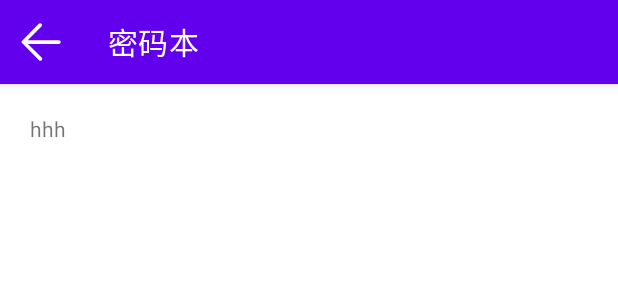
After one commit to Daniel-Why/MyPassWord, an Android app: the layout activity_notebook.xml on its own in the app's theme, with its tools: preview values and no code run, on a phone screen of 412 x 824 dp. The commit adds this screen. Shown: the top 300 px of the screen. Run offline under Robolectric (Android 15) with nearby library versions, the phone set to English and light mode, and no system bars.

Commit message:
- 新增密码本页面 - 修改登录页面为认证页面，在不同页面转跳时均可使用认证页面进行密码认证

```diff
--- a/app/src/main/AndroidManifest.xml
+++ b/app/src/main/AndroidManifest.xml
@@ -12,7 +12,11 @@
         android:roundIcon="@mipmap/ic_launcher_round"
         android:supportsRtl="true"
         android:theme="@style/Theme.MyPassWord"
-        tools:targetApi="31">
+        tools:targetApi="31"
+        android:name=".GlobalApplication">
+        <activity
+            android:name=".NotebookActivity"
+            android:exported="false" />
         <activity
             android:name=".ChangePwdActivity"
             android:exported="true" />
--- a/app/src/main/java/dan/fatzero/mypassword/MainActivity.java
+++ b/app/src/main/java/dan/fatzero/mypassword/MainActivity.java
@@ -3,6 +3,7 @@ package dan.fatzero.mypassword;
 import android.content.ContentValues;
 import android.content.Context;
 import android.content.Intent;
+import android.content.SharedPreferences;
 import android.database.Cursor;
 import android.database.sqlite.SQLiteDatabase;
 import android.os.Bundle;
@@ -33,6 +34,9 @@ public class MainActivity extends AppCompatActivity {
         TextInputLayout confirm_pwd_layout = (TextInputLayout) findViewById(R.id.confirm_pwd_layout);
 
         baseFunc = new BaseFunction();
+
+
+        baseFunc.share_jump_target(0);//将当前页面位置置为0
 
         dbHelper = new MyDatabaseHelper(this,"UserPwd.dp",null,1);
         dbHelper.getWritableDatabase();
--- a/app/src/main/res/layout/activity_login.xml
+++ b/app/src/main/res/layout/activity_login.xml
@@ -11,7 +11,7 @@
         android:layout_width="wrap_content"
         android:layout_height="wrap_content"
         android:layout_marginBottom="8sp"
-        android:text="密方个人密码生成软件"
+        android:text="密码验证"
         android:layout_gravity="center_horizontal"
         android:textColor="@color/purple_500"/>
     <com.google.android.material.textfield.TextInputLayout
@@ -35,7 +35,7 @@
         android:id="@+id/login_button"
         android:layout_width="wrap_content"
         android:layout_height="wrap_content"
-        android:text="登录"
+        android:text="认证"
         android:layout_gravity="center"/>
 
 
--- /dev/null
+++ b/app/src/main/res/layout/activity_notebook.xml
@@ -0,0 +1,49 @@
+<?xml version="1.0" encoding="utf-8"?>
+<androidx.coordinatorlayout.widget.CoordinatorLayout xmlns:android="http://schemas.android.com/apk/res/android"
+    xmlns:app="http://schemas.android.com/apk/res-auto"
+    xmlns:tools="http://schemas.android.com/tools"
+    android:layout_width="match_parent"
+    android:layout_height="match_parent"
+    tools:context=".ChangePwdActivity">
+
+
+    <com.google.android.material.appbar.AppBarLayout
+        android:layout_width="match_parent"
+        android:layout_height="wrap_content"
+        android:id="@+id/appbarLayout">
+
+        <com.google.android.material.appbar.MaterialToolbar
+            android:id="@+id/topAppBar_noteBook"
+            android:layout_width="match_parent"
+            android:layout_height="?attr/actionBarSize"
+            app:title="密码本"
+            app:navigationIcon="@drawable/ic_back_android"
+            android:theme="@style/ThemeOverlay.AppCompat.Dark.ActionBar"
+            app:popupTheme="@style/ThemeOverlay.AppCompat.Light"/>
+
+    </com.google.android.material.appbar.AppBarLayout>
+
+    <!-- Note: A RecyclerView can also be used -->
+    <androidx.core.widget.NestedScrollView
+        android:layout_width="match_parent"
+        android:layout_height="match_parent"
+        app:layout_behavior="@string/appbar_scrolling_view_behavior">
+
+        <LinearLayout
+            android:layout_width="match_parent"
+            android:layout_height="match_parent"
+            android:orientation="vertical"
+            tools:context=".MainActivity"
+            android:gravity="center_vertical"
+            android:layout_margin="20sp">
+        <TextView
+        android:layout_width="match_parent"
+        android:layout_height="match_parent"
+        android:text="hhh"
+        />
+
+        </LinearLayout>
+
+    </androidx.core.widget.NestedScrollView>
+
+</androidx.coordinatorlayout.widget.CoordinatorLayout>
```
Also changed, not shown: app/src/main/java/dan/fatzero/mypassword/BaseFunction.java (+51 -1 lines), app/src/main/java/dan/fatzero/mypassword/GlobalApplication.java (added, +20 -0 lines), app/src/main/java/dan/fatzero/mypassword/LoginActivity.java (+6 -4 lines), app/src/main/java/dan/fatzero/mypassword/MyPwdMainActivity.java (+5 -11 lines), app/src/main/java/dan/fatzero/mypassword/NotebookActivity.java (added, +31 -0 lines).
